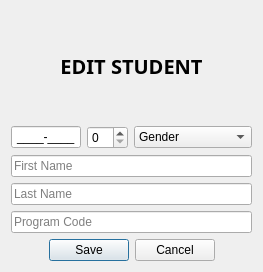
karoltacang/SSIS, file ui/editStudent.ui: the form before one commit.
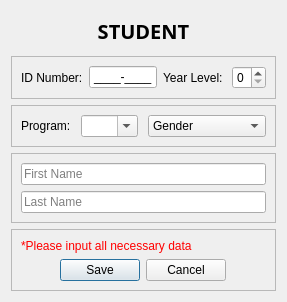
The form after the commit.

Diff of the .ui file:
```diff
--- a/ui/editStudent.ui
+++ b/ui/editStudent.ui
@@ -6,10 +6,16 @@
    <rect>
     <x>0</x>
     <y>0</y>
-    <width>247</width>
-    <height>272</height>
+    <width>287</width>
+    <height>302</height>
    </rect>
   </property>
+  <property name="sizePolicy">
+   <sizepolicy hsizetype="Preferred" vsizetype="Preferred">
+    <horstretch>0</horstretch>
+    <verstretch>0</verstretch>
+   </sizepolicy>
+  </property>
   <property name="windowTitle">
    <string>Dialog</string>
   </property>
@@ -25,7 +31,7 @@
       </font>
      </property>
      <property name="text">
-      <string>EDIT STUDENT</string>
+      <string>STUDENT</string>
      </property>
      <property name="alignment">
       <set>Qt::AlignCenter</set>
@@ -33,21 +39,38 @@
     </widget>
    </item>
    <item>
-    <layout class="QHBoxLayout" name="horizontalLayout" stretch="4,1,4">
-     <property name="sizeConstraint">
-      <enum>QLayout::SetDefaultConstraint</enum>
+    <widget class="QFrame" name="frame">
+     <property name="frameShape">
+      <enum>QFrame::StyledPanel</enum>
      </property>
+     <property name="frameShadow">
+      <enum>QFrame::Raised</enum>
+     </property>
+     <layout class="QHBoxLayout" name="horizontalLayout_2">
+      <item>
+       <widget class="QLabel" name="label_2">
+        <property name="text">
+         <string>ID Number:</string>
+        </property>
+       </widget>
+      </item>
      <item>
       <widget class="QLineEdit" name="iDNumberInput">
        <property name="sizePolicy">
-        <sizepolicy hsizetype="Preferred" vsizetype="Fixed">
+         <sizepolicy hsizetype="Fixed" vsizetype="Fixed">
          <horstretch>0</horstretch>
          <verstretch>0</verstretch>
         </sizepolicy>
        </property>
        <property name="minimumSize">
         <size>
-         <width>70</width>
+          <width>20</width>
+          <height>0</height>
+         </size>
+        </property>
+        <property name="baseSize">
+         <size>
+          <width>20</width>
          <height>0</height>
         </size>
        </property>
@@ -63,7 +86,78 @@
       </widget>
      </item>
      <item>
-      <widget class="QSpinBox" name="yearLevelInput"/>
+       <spacer name="horizontalSpacer_3">
+        <property name="orientation">
+         <enum>Qt::Horizontal</enum>
+        </property>
+        <property name="sizeHint" stdset="0">
+         <size>
+          <width>15</width>
+          <height>20</height>
+         </size>
+        </property>
+       </spacer>
+      </item>
+      <item>
+       <spacer name="horizontalSpacer_4">
+        <property name="orientation">
+         <enum>Qt::Horizontal</enum>
+        </property>
+        <property name="sizeHint" stdset="0">
+         <size>
+          <width>40</width>
+          <height>20</height>
+         </size>
+        </property>
+       </spacer>
+      </item>
+      <item>
+       <widget class="QLabel" name="label_3">
+        <property name="text">
+         <string>Year Level: </string>
+        </property>
+       </widget>
+      </item>
+      <item>
+       <widget class="QSpinBox" name="yearLevelInput">
+        <property name="maximum">
+         <number>9</number>
+        </property>
+       </widget>
+      </item>
+     </layout>
+    </widget>
+   </item>
+   <item>
+    <widget class="QFrame" name="frame_2">
+     <property name="frameShape">
+      <enum>QFrame::StyledPanel</enum>
+     </property>
+     <property name="frameShadow">
+      <enum>QFrame::Raised</enum>
+     </property>
+     <layout class="QHBoxLayout" name="horizontalLayout_4" stretch="2,3,1">
+      <property name="spacing">
+       <number>10</number>
+      </property>
+      <item>
+       <widget class="QLabel" name="label">
+        <property name="text">
+         <string>Program:</string>
+        </property>
+       </widget>
+      </item>
+      <item>
+       <widget class="QComboBox" name="programInput">
+        <property name="editable">
+         <bool>true</bool>
+        </property>
+        <item>
+         <property name="text">
+          <string/>
+         </property>
+        </item>
+       </widget>
      </item>
      <item>
       <widget class="QComboBox" name="genderInput">
@@ -96,7 +190,17 @@
       </widget>
      </item>
     </layout>
+    </widget>
    </item>
+   <item>
+    <widget class="QFrame" name="frame_3">
+     <property name="frameShape">
+      <enum>QFrame::StyledPanel</enum>
+     </property>
+     <property name="frameShadow">
+      <enum>QFrame::Raised</enum>
+     </property>
+     <layout class="QVBoxLayout" name="verticalLayout_3">
    <item>
     <widget class="QLineEdit" name="firstNameInput">
      <property name="placeholderText">
@@ -111,27 +215,87 @@
      </property>
     </widget>
    </item>
+     </layout>
+    </widget>
+   </item>
    <item>
-    <widget class="QLineEdit" name="programInput">
-     <property name="placeholderText">
-      <string>Program Code</string>
+    <widget class="QFrame" name="button">
+     <property name="frameShape">
+      <enum>QFrame::StyledPanel</enum>
      </property>
+     <property name="frameShadow">
+      <enum>QFrame::Raised</enum>
+     </property>
+     <layout class="QVBoxLayout" name="verticalLayout">
+      <item>
+       <widget class="QLabel" name="error">
+        <property name="styleSheet">
+         <string notr="true">QLabel{
+	color: red;
+}</string>
+        </property>
+        <property name="text">
+         <string>*Please input all necessary data</string>
+        </property>
     </widget>
    </item>
    <item>
-    <widget class="QDialogButtonBox" name="buttonBox">
-     <property name="layoutDirection">
-      <enum>Qt::LeftToRight</enum>
-     </property>
+       <layout class="QHBoxLayout" name="horizontalLayout_3">
+        <item>
+         <spacer name="horizontalSpacer">
      <property name="orientation">
       <enum>Qt::Horizontal</enum>
      </property>
-     <property name="standardButtons">
-      <set>QDialogButtonBox::Cancel|QDialogButtonBox::Save</set>
-     </property>
-     <property name="centerButtons">
-      <bool>true</bool>
-     </property>
+          <property name="sizeHint" stdset="0">
+           <size>
+            <width>20</width>
+            <height>20</height>
+           </size>
+          </property>
+         </spacer>
+        </item>
+        <item>
+         <widget class="QPushButton" name="save">
+          <property name="sizePolicy">
+           <sizepolicy hsizetype="Fixed" vsizetype="Fixed">
+            <horstretch>0</horstretch>
+            <verstretch>0</verstretch>
+           </sizepolicy>
+          </property>
+          <property name="text">
+           <string>Save</string>
+          </property>
+         </widget>
+        </item>
+        <item>
+         <widget class="QPushButton" name="cancel">
+          <property name="sizePolicy">
+           <sizepolicy hsizetype="Fixed" vsizetype="Fixed">
+            <horstretch>0</horstretch>
+            <verstretch>0</verstretch>
+           </sizepolicy>
+          </property>
+          <property name="text">
+           <string>Cancel</string>
+          </property>
+         </widget>
+        </item>
+        <item>
+         <spacer name="horizontalSpacer_2">
+          <property name="orientation">
+           <enum>Qt::Horizontal</enum>
+          </property>
+          <property name="sizeHint" stdset="0">
+           <size>
+            <width>40</width>
+            <height>20</height>
+           </size>
+          </property>
+         </spacer>
+        </item>
+       </layout>
+      </item>
+     </layout>
     </widget>
    </item>
   </layout>
```
Left out of the diff: 35 changed lines with no effect on the pictures. Lines whose indentation alone changed are shown as unchanged.
